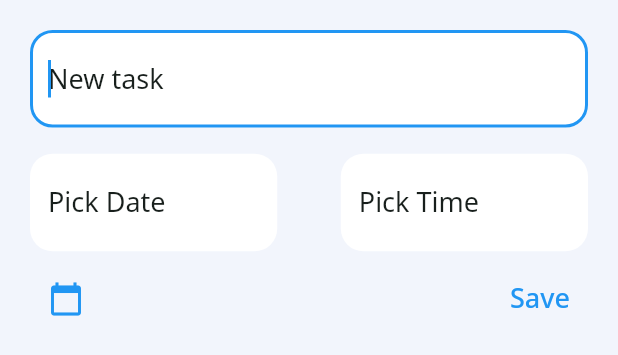
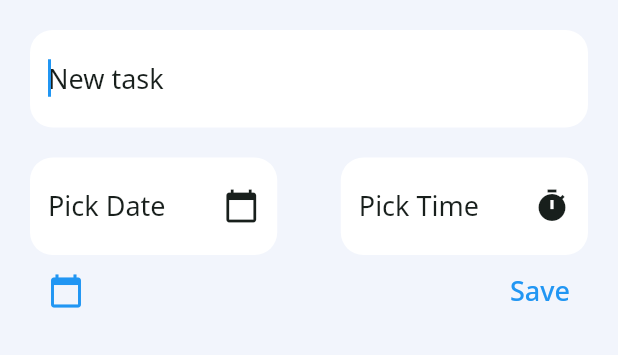
Before and after one commit to abhishek459/productivity, a Flutter app: the TaskInputForm widget shown alone on an empty page, opened directly, after a tap on the "calendar today" icon, on a phone screen of 412 x 824 dp. Shown: the top 355 px of the screen. Run offline on Flutter 3.47's test engine with Material 2 defaults, Android fonts, the phone set to English and light mode, and no system bars; our stand-ins replace google_fonts, sqflite; accounts and stored records are empty.

Commit message:
Fixed Animation

```diff
--- a/lib/assets/theme/light_theme.dart
+++ b/lib/assets/theme/light_theme.dart
@@ -17,7 +17,7 @@ ThemeData lightTheme() {
       hintStyle: const TextStyle(color: foregroundColor),
       border: OutlineInputBorder(
         borderRadius: BorderRadius.circular(15),
-        borderSide: const BorderSide(color: foregroundColor, width: 1.5),
+        borderSide: BorderSide.none,
       ),
       enabledBorder: OutlineInputBorder(
         borderRadius: BorderRadius.circular(15),
--- a/lib/screens/home/task-input/deadline_setter.dart
+++ b/lib/screens/home/task-input/deadline_setter.dart
@@ -58,11 +58,13 @@ class _DeadlineSetterState extends State<DeadlineSetter> {
         TimeInputField(
           controller: widget.dateController,
           hintText: 'Pick Date',
+          icon: Icons.calendar_today,
           onTap: pickDate,
         ),
         TimeInputField(
           controller: widget.timeController,
           hintText: 'Pick Time',
+          icon: Icons.timer,
           onTap: pickTime,
         ),
       ],
@@ -73,11 +75,13 @@ class _DeadlineSetterState extends State<DeadlineSetter> {
 class TimeInputField extends StatelessWidget {
   final String hintText;
   final TextEditingController controller;
+  final IconData icon;
   final void Function()? onTap;
   const TimeInputField({
     Key? key,
     required this.hintText,
     required this.controller,
+    required this.icon,
     this.onTap,
   }) : super(key: key);
 
@@ -91,6 +95,7 @@ class TimeInputField extends StatelessWidget {
         decoration: InputDecoration(
           hintText: hintText,
           filled: true,
+          suffixIcon: Icon(icon),
         ),
         readOnly: true,
         onTap: onTap,
--- a/lib/screens/home/task-input/task_input_form.dart
+++ b/lib/screens/home/task-input/task_input_form.dart
@@ -15,50 +15,51 @@ class TaskInputForm extends StatefulWidget {
 
 class _TaskInputFormState extends State<TaskInputForm>
     with SingleTickerProviderStateMixin {
-  late AnimationController _controller;
-  late Animation _animation;
-
   final TextEditingController _taskController = TextEditingController();
   final TextEditingController _dateController = TextEditingController();
   final TextEditingController _timeController = TextEditingController();
+
+  late AnimationController _animationController;
+  late Animation<Offset> _slideAnimation;
 
   DateTime? selectedDate;
   TimeOfDay? selectedTime;
   bool showingDeadlineSetter = false;
 
+  void toggleDeadlineSetter() {
+    // setState(() {
+    //   showingDeadlineSetter = !showingDeadlineSetter;
+    // });
+    if (showingDeadlineSetter) {
+      setState(() {
+        showingDeadlineSetter = false;
+      });
+      _dateController.clear();
+      _timeController.clear();
+      _animationController.reverse();
+    } else {
+      setState(() {
+        showingDeadlineSetter = true;
+      });
+      _animationController.forward();
+    }
+  }
+
   @override
   void initState() {
-    _controller = AnimationController(
+    _animationController = AnimationController(
       vsync: this,
       duration: const Duration(milliseconds: 300),
     );
-    _animation = Tween<Size>(
-      begin: const Size(0, 0),
-      end: const Size(
-        double.infinity,
-        80,
-      ),
-    ).animate(
+    _slideAnimation =
+        Tween<Offset>(begin: const Offset(0, 1), end: const Offset(0, 0))
+            .animate(
       CurvedAnimation(
-        parent: _controller,
+        parent: _animationController,
         curve: Curves.easeIn,
       ),
     );
-
-    _animation.addListener(() {
-      setState(() {});
-    });
     super.initState();
-  }
-
-  void toggleDeadlineSetter() {
-    if (!showingDeadlineSetter) {
-      _controller.forward();
-      showingDeadlineSetter = true;
-    } else {
-      _controller.reverse();
-      showingDeadlineSetter = false;
-    }
   }
 
   @override
@@ -66,13 +67,12 @@ class _TaskInputFormState extends State<TaskInputForm>
     _taskController.dispose();
     _dateController.dispose();
     _timeController.dispose();
-    _controller.dispose();
+    _animationController.dispose();
     super.dispose();
   }
 
   @override
   Widget build(BuildContext context) {
-    const Widget verticalPadding = VerticalPadding();
     return Container(
       color: Theme.of(context).scaffoldBackgroundColor,
       padding: EdgeInsets.only(
@@ -81,6 +81,10 @@ class _TaskInputFormState extends State<TaskInputForm>
         top: 20,
         bottom: 20 + MediaQuery.of(context).viewInsets.bottom,
       ),
+      child: AnimatedSize(
+        clipBehavior: Clip.antiAliasWithSaveLayer,
+        duration: const Duration(milliseconds: 200),
+        curve: Curves.easeIn,
         child: Column(
           crossAxisAlignment: CrossAxisAlignment.start,
           mainAxisSize: MainAxisSize.min,
@@ -90,9 +94,10 @@ class _TaskInputFormState extends State<TaskInputForm>
               controller: _taskController,
               onEditingComplete: addTask,
             ),
-          verticalPadding,
-          SizedBox(
-            height: _animation.value.height,
+            SizedBox(height: showingDeadlineSetter ? 20 : 10),
+            if (showingDeadlineSetter)
+              SlideTransition(
+                position: _slideAnimation,
                 child: DeadlineSetter(
                   dateController: _dateController,
                   timeController: _timeController,
@@ -114,6 +119,7 @@ class _TaskInputFormState extends State<TaskInputForm>
             ),
           ],
         ),
+      ),
     );
   }
 
@@ -127,7 +133,6 @@ class _TaskInputFormState extends State<TaskInputForm>
   }
 
   void finishingUp() {
-    getDeadline();
     FocusScope.of(context).unfocus();
     Navigator.of(context).pop();
   }
@@ -154,12 +159,3 @@ class _TaskInputFormState extends State<TaskInputForm>
     }
   }
 }
-
-class VerticalPadding extends StatelessWidget {
-  const VerticalPadding({Key? key}) : super(key: key);
-
-  @override
-  Widget build(BuildContext context) {
-    return const SizedBox(height: 10);
-  }
-}
```
Lines whose indentation alone changed are shown as unchanged.
